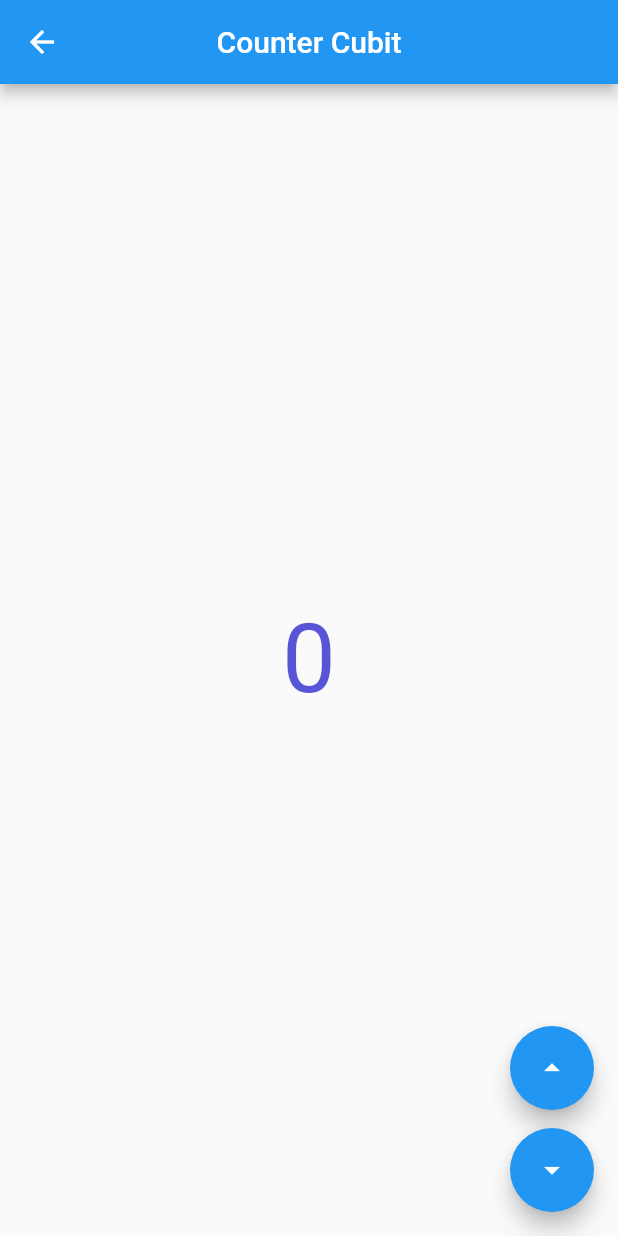
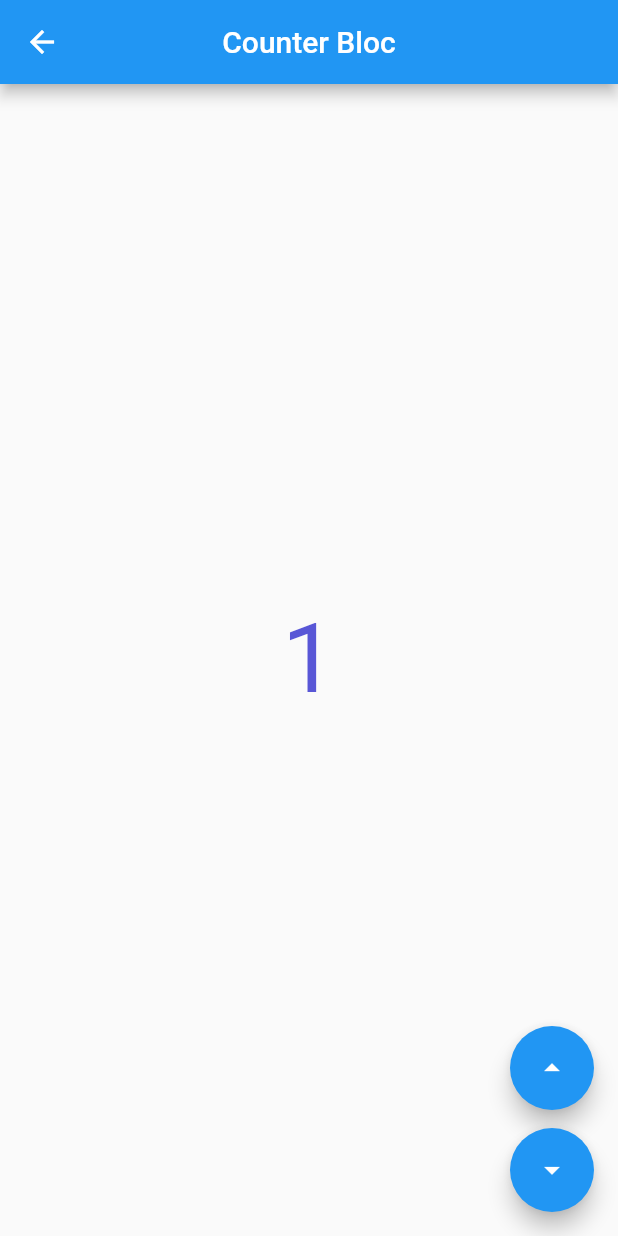
Before and after one commit to mohammad-dehghanifard/flutter_bloc_example, a Flutter app: the CounterBlocScreen screen opened directly, after a tap on the "arrow drop up" icon, on a phone screen of 412 x 824 dp. Run offline on Flutter 3.47's test engine with Material 2 defaults, Android fonts, the phone set to English and light mode, and no system bars; our stand-ins replace dio, equatable, flutter_bloc.

Commit message:
impl CounterBloc Event and Bloc

```diff
--- a/lib/counter_bloc/bloc/counter_bloc.dart
+++ b/lib/counter_bloc/bloc/counter_bloc.dart
@@ -0,0 +1,11 @@
+import 'package:flutter_bloc/flutter_bloc.dart';
+import 'package:flutter_bloc_example/counter_bloc/bloc/counter_event.dart';
+
+class CounterBloc extends Bloc<CounterEvent,int>{
+  CounterBloc() : super(0){
+
+   on<IncreaseEvent>((event, emit) => emit(state + 1));
+   on<DecreaseEvent>((event, emit) => emit(state - 1));
+  }
+
+}
--- a/lib/counter_bloc/bloc/counter_event.dart
+++ b/lib/counter_bloc/bloc/counter_event.dart
@@ -0,0 +1,8 @@
+import 'package:flutter/cupertino.dart';
+
+@immutable
+abstract class CounterEvent{}
+
+class IncreaseEvent extends CounterEvent{}
+
+class DecreaseEvent extends CounterEvent{}
--- a/lib/counter_bloc/screen.dart
+++ b/lib/counter_bloc/screen.dart
@@ -1,5 +1,8 @@
 import 'package:flutter/cupertino.dart';
 import 'package:flutter/material.dart';
+import 'package:flutter_bloc/flutter_bloc.dart';
+import 'package:flutter_bloc_example/counter_bloc/bloc/counter_bloc.dart';
+import 'package:flutter_bloc_example/counter_bloc/bloc/counter_event.dart';
 
 class CounterBlocScreen extends StatelessWidget {
   const CounterBlocScreen({Key? key}) : super(key: key);
@@ -8,26 +11,30 @@ class CounterBlocScreen extends StatelessWidget {
   Widget build(BuildContext context) {
     return Scaffold(
       appBar: AppBar(
-        title: const Text('Counter Cubit'),
+        title: const Text('Counter Bloc'),
         centerTitle: true,
       ),
       floatingActionButton: Column(
         mainAxisAlignment: MainAxisAlignment.end,
         children: [
           FloatingActionButton(
-            onPressed: () {},
+            onPressed: () => context.read<CounterBloc>().add(IncreaseEvent()),
             child: const Icon(Icons.arrow_drop_up_outlined),
           ),
           const SizedBox(height: 12),
           FloatingActionButton(
-            onPressed: () {},
+            onPressed: () => BlocProvider.of<CounterBloc>(context).add(DecreaseEvent()),
             child: const Icon(Icons.arrow_drop_down_sharp),
           ),
         ],
       ),
-      body:  const Center(
-        child: Text('0', style: TextStyle(
-            fontSize: 64, color: CupertinoColors.systemIndigo),),
+      body:  Center(
+        child: BlocBuilder<CounterBloc, int>(
+          builder: (context, state) {
+            return Text(state.toString(), style: const TextStyle(
+                fontSize: 64, color: CupertinoColors.systemIndigo),);
+          },
+        ),
       ),
     );
   }
--- a/lib/main.dart
+++ b/lib/main.dart
@@ -1,5 +1,6 @@
 import 'package:flutter/material.dart';
 import 'package:flutter_bloc/flutter_bloc.dart';
+import 'package:flutter_bloc_example/counter_bloc/bloc/counter_bloc.dart';
 import 'package:flutter_bloc_example/counter_cubit/counter_cubit.dart';
 import 'main_screen.dart';
 
@@ -20,7 +21,8 @@ class MyApp extends StatelessWidget {
       ),
       home: MultiBlocProvider(
         providers: [
-          BlocProvider(create: (context) => CounterCubit())
+          BlocProvider(create: (context) => CounterCubit()),
+          BlocProvider(create: (context) => CounterBloc())
         ],
         child: const MainScreen(),
       ),
--- a/lib/main_screen.dart
+++ b/lib/main_screen.dart
@@ -1,6 +1,6 @@
 import 'package:flutter/material.dart';
+import 'package:flutter_bloc_example/counter_bloc/screen.dart';
 
-import 'counter_cubit/screen.dart';
 
 class MainScreen extends StatelessWidget {
 
@@ -8,7 +8,7 @@ class MainScreen extends StatelessWidget {
 
   @override
   Widget build(BuildContext context) {
-    return CounterCubitScreen();
+    return CounterBlocScreen();
   }
 
 }
```
